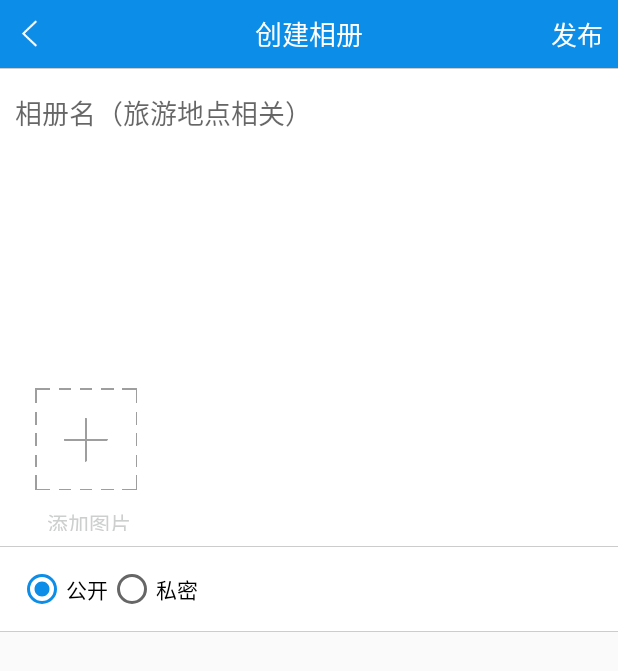
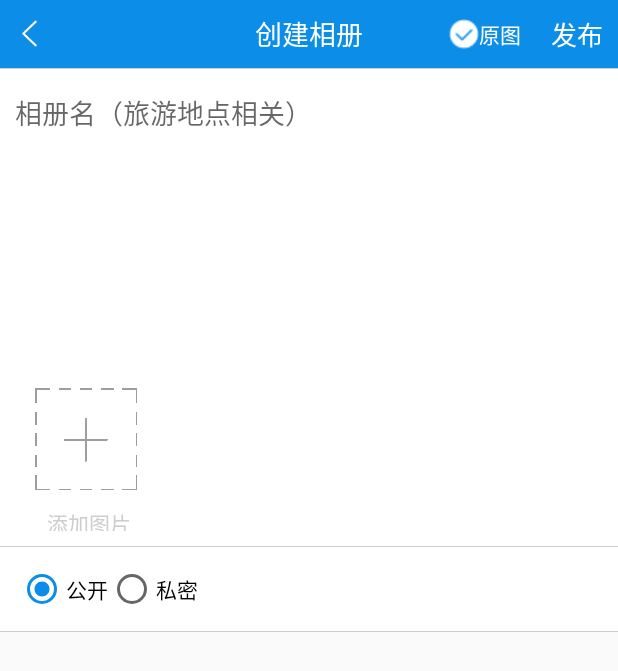
Before and after one commit to zwj1994/youm, an Android app: the CreateAlbumActivity screen opened directly, with no data from a screen before it, on a phone screen of 412 x 824 dp. Shown: the top 671 px of the screen. Run offline under Robolectric (Android 15) with nearby library versions, the phone set to English and light mode, and no system bars; our stand-ins replace Picasso; libraries missing offline, so code that uses them is left out: uk.co.senab; pictures from the network do not load.

Commit message:
迭代开发

```diff
--- a/YouMin/app/src/main/java/com/bs/youmin/activity/MainActivity.java
+++ b/YouMin/app/src/main/java/com/bs/youmin/activity/MainActivity.java
@@ -316,10 +316,9 @@ public class MainActivity extends AppCompatActivity implements NavigationView.On
 
     @Override
     public void onActivityResult(int requestCode, int resultCode, Intent data) {
-        L.i("=====onActivityResult"+requestCode);
-        if (resultCode == 200) {
+        L.i("=====onActivityResult==========================="+resultCode);
+        if (resultCode == 666) {
             if (myAlbumFragment != null) {
-
                 myAlbumFragment.update();
             }
         }
--- a/YouMin/app/src/main/java/com/bs/youmin/fragment/MyAlbumFragment.java
+++ b/YouMin/app/src/main/java/com/bs/youmin/fragment/MyAlbumFragment.java
@@ -312,7 +312,8 @@ public class MyAlbumFragment extends Fragment implements View.OnClickListener, S
                 hideFABMenu();
                 break;
             case R.id.miniFab03:
-                startActivity(new Intent(getActivity(), CreateAlbumActivity.class));
+                Intent intent = new Intent(getActivity(), CreateAlbumActivity.class);
+                startActivityForResult(intent,1);
                 hideFABMenu();
                 break;
             default:
--- a/YouMin/app/src/main/java/com/bs/youmin/imp/ApiImp.java
+++ b/YouMin/app/src/main/java/com/bs/youmin/imp/ApiImp.java
@@ -13,15 +13,20 @@ import com.bs.youmin.model.ResultModel;
 import com.bs.youmin.model.TokenModel;
 
 import java.util.List;
+import java.util.Map;
 
 import okhttp3.RequestBody;
+import okhttp3.ResponseBody;
 import retrofit2.Call;
 import retrofit2.http.Body;
 import retrofit2.http.DELETE;
 import retrofit2.http.GET;
 import retrofit2.http.Header;
+import retrofit2.http.Multipart;
 import retrofit2.http.POST;
+import retrofit2.http.PartMap;
 import retrofit2.http.Query;
+import retrofit2.http.QueryMap;
 
 public interface ApiImp {
 
@@ -83,15 +88,15 @@ public interface ApiImp {
 
     /**
      * 创建相册
-     * @param content
-     * @param isPrivate
-     * @param image_size
+     * @param options
+     * @param externalFileParameters
      * @param authorization
-     * @param files
      * @return
      */
     @POST("yalbum/createAlbum")
-    Call<ResultModel> createAlbum(@Header("authorization") String authorization,@Query("content")String content,@Query("isPrivate")boolean isPrivate,@Query("image_size")int image_size,@Body RequestBody files);
+    @Multipart
+    Call<ResultModel> createAlbum(@QueryMap Map<String, Object> options,
+                                      @PartMap Map<String, RequestBody> externalFileParameters, @Header("authorization") String authorization) ;
 
     //获取爱壁纸接口
     @GET("category/homePage")
--- a/YouMin/app/src/main/java/com/bs/youmin/util/upload/UploadService.java
+++ b/YouMin/app/src/main/java/com/bs/youmin/util/upload/UploadService.java
@@ -18,9 +18,9 @@ import retrofit2.http.QueryMap;
  */
 public interface UploadService {
 
-    @POST("up")
+    @POST("yalbum/testuploadimg")
     @Multipart
     Call<ResponseBody> uploadFileInfo(@QueryMap Map<String, Object> options,
-                                      @PartMap Map<String, RequestBody> externalFileParameters) ;
+                                      @PartMap Map<String, RequestBody> externalFileParameters,@Header("authorization") String authorization) ;
 
 }
--- a/YouMin/app/src/main/java/com/bs/youmin/view/UploadImageView.java
+++ b/YouMin/app/src/main/java/com/bs/youmin/view/UploadImageView.java
@@ -35,10 +35,12 @@ public class UploadImageView extends android.support.v7.widget.AppCompatImageVie
     @Override
     protected void onDraw(Canvas canvas) {
         super.onDraw(canvas);
+        System.out.println("==================onDraw="+mPercent);
         canvas.drawRect(0, 0, getWidth(), getHeight() * (100 - mPercent) / 100, mPaint);
     }
 
     public void updatePercent(int percent) {
+        System.out.println("==================updatePercent="+percent);
         this.mPercent = percent ;
         if(mPercent < 0) mPercent = 0;
         if(mPercent > 100) mPercent = 100 ;
--- /dev/null
+++ b/YouMin/app/src/main/res/drawable/checkbox_style.xml
@@ -0,0 +1,11 @@
+<selector xmlns:android="http://schemas.android.com/apk/res/android" >
+    <item
+        android:drawable="@drawable/cbox_checked"
+        android:state_checked="true"/>
+    <item
+        android:drawable="@drawable/cbox_unchecked"
+        android:state_checked="false"/>
+    <item
+        android:drawable="@drawable/cbox_unchecked"/>
+
+</selector>
--- a/YouMin/app/src/main/res/layout/activity_create_album.xml
+++ b/YouMin/app/src/main/res/layout/activity_create_album.xml
@@ -50,9 +50,23 @@
             android:paddingLeft="5dp"
             android:paddingRight="10dp">
 
+            <CheckBox
+                android:id="@+id/isYuanTu"
+                android:layout_width="wrap_content"
+                android:layout_height="wrap_content"
+                android:layout_centerVertical="true"
+                android:layout_gravity="center"
+                android:layout_marginRight="20dp"
+                style="@style/CustomCheckBoxTheme"
+                android:layout_weight="1"
+                android:textColor="#ffffff"
+                android:text="原图" />
+
+
             <TextView
                 android:layout_width="wrap_content"
                 android:layout_height="wrap_content"
+                android:layout_weight="1"
                 android:layout_centerVertical="true"
                 android:layout_gravity="center"
                 android:text="发布"
--- a/YouMin/app/src/main/res/values/styles.xml
+++ b/YouMin/app/src/main/res/values/styles.xml
@@ -59,5 +59,9 @@
         <item name="android:background">#cccccc</item>
     </style>
 
+    <!-- CustomCheckBox theme -->
+    <style name="CustomCheckBoxTheme" parent="@android:style/Widget.CompoundButton.CheckBox">
+        <item name="android:button">@drawable/checkbox_style</item>
+    </style>
 
 </resources>
--- a/YouMin/multi-image-selector/src/main/res/layout/cmp_customer_actionbar.xml
+++ b/YouMin/multi-image-selector/src/main/res/layout/cmp_customer_actionbar.xml
@@ -25,6 +25,7 @@
         android:id="@+id/checkbox_original"
         android:layout_width="wrap_content"
         android:layout_height="wrap_content"
+        android:visibility="gone"
         android:button="@drawable/checkbox"
         android:text="\t原图"
         android:textColor="@android:color/white"
```
Also changed, not shown: YouMin/app/src/main/java/com/bs/youmin/activity/CreateAlbumActivity.java (+63 -150 lines), YouMin/app/src/main/java/com/bs/youmin/util/DateUtil.java (+19 -3 lines), YouMin/multi-image-selector/src/main/java/me/nereo/multi_image_selector/adapter/MainGridAdapter.java (+24 -2 lines), YouMin/multi-image-selector/src/main/res/layout/grid_item_image.xml (+8 -1 lines), YouMin/app/src/main/res/drawable/cbox_checked.png (added), YouMin/app/src/main/res/drawable/cbox_unchecked.png (added).
